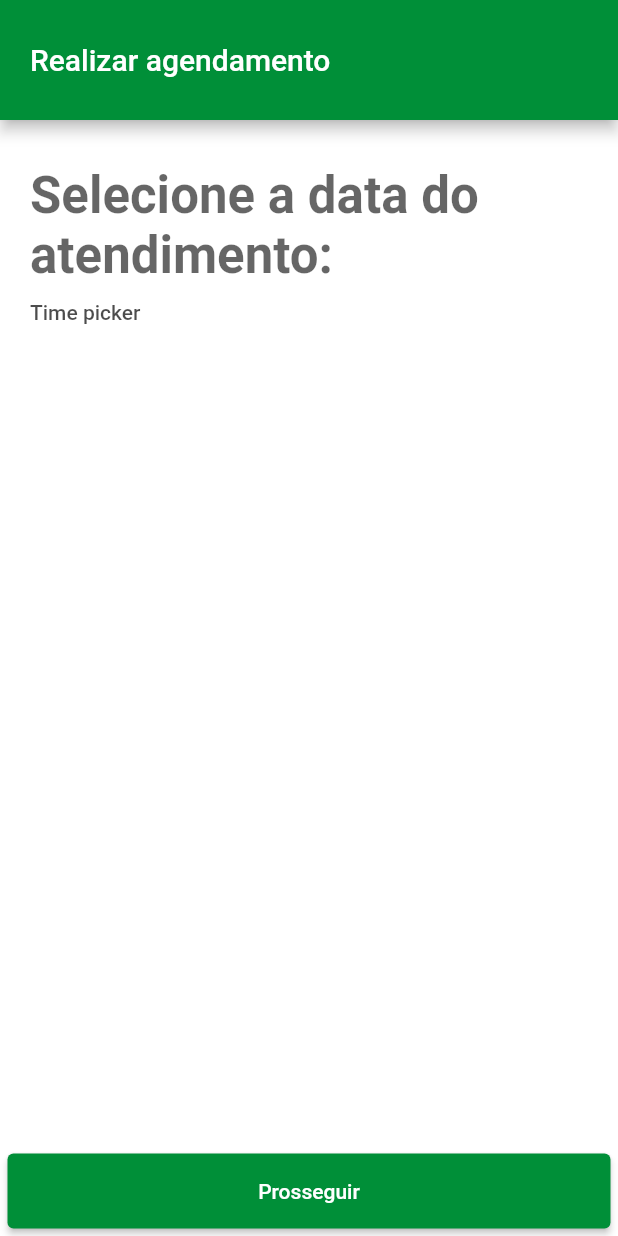
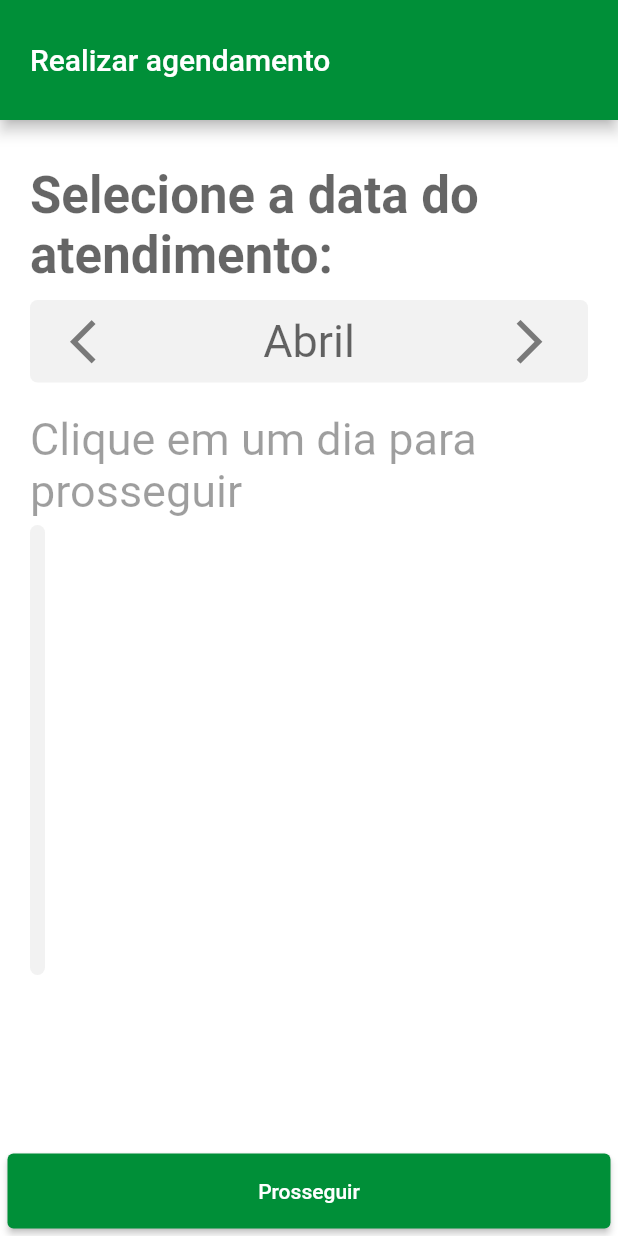
Before and after one commit to AlexWendel/veio-ta-on, a Flutter app: the DataView widget shown alone on an empty page, opened directly, on a phone screen of 412 x 824 dp. Run offline on Flutter 3.47's test engine with Material 2 defaults, Android fonts, the phone set to English and light mode, and no system bars; our stand-ins replace cloud_firestore, firebase_auth, firebase_core, freezed_annotation, get, hive_flutter and 1 more; accounts and stored records are empty.

Commit message:
tentando começar dataView

```diff
--- a/lib/app/modules/agendamentos/views/dataView.dart
+++ b/lib/app/modules/agendamentos/views/dataView.dart
@@ -1,11 +1,11 @@
-import 'package:cloud_firestore/cloud_firestore.dart';
 import 'package:flutter/material.dart';
-
 import 'package:get/get.dart';
 import 'package:hospital_maraba/app/modules/agendamentos/controllers/agendamentos_controller.dart';
-import 'package:hospital_maraba/app/modules/home/views/home_view.dart';
+import 'package:hospital_maraba/app/modules/agendamentos/widgets/data_select.dart';
+import 'package:hospital_maraba/app/modules/agendamentos/widgets/set_month.dart';
 import 'package:hospital_maraba/app/modules/scheduleDesign.dart';
 import 'package:hospital_maraba/app/utils/color_theme.dart';
+import 'package:hospital_maraba/app/utils/common.sizes.dart';
 import 'package:hospital_maraba/app/widgets/input_text.dart';
 
 class DataView extends GetView<AgendamentosController> {
@@ -25,19 +25,36 @@ class DataView extends GetView<AgendamentosController> {
               fontSize: Get.textTheme.headlineMedium?.fontSize),
         ),
       ),
-      FutureBuilder<DocumentSnapshot>(
-          builder: (context, AsyncSnapshot<DocumentSnapshot> snapshot) {
-            return Text("Time picker",
-                style: Get.textTheme.bodyLarge
-                    ?.copyWith(color: Get.theme.focusColor.withOpacity(0.7)));
-          },
-          future: FirebaseFirestore.instance
-              .collection("horarios")
-              //TODO : PEGAR DATA PRA UBS ESPECÍFICA
-              // .doc("mcHnTMVfUWADyf3vOOF5")
-              // .collection("dispniveis")
-              .doc("mcHnTMVfUWADyf3vOOF5")
-              .get())
+      // FutureBuilder<DocumentSnapshot>(
+      //     builder: (context, AsyncSnapshot<DocumentSnapshot> snapshot) {
+      //       return Text("Time picker",
+      //           style: Get.textTheme.bodyLarge
+      //               ?.copyWith(color: Get.theme.focusColor.withOpacity(0.7)));
+      //     },
+      //     future: FirebaseFirestore.instance
+      //         .collection("horarios")
+      //         //TODO : PEGAR DATA PRA UBS ESPECÍFICA
+      //         // .doc("mcHnTMVfUWADyf3vOOF5")
+      //         // .collection("dispniveis")
+      //         .doc("mcHnTMVfUWADyf3vOOF5")
+      //         .get()),
+
+      setMonth(
+        tapBack: () {},
+        month: "Abril",
+        tapForWard: () {},
+      ),
+      SizedBox(
+        height: 20,
+      ),
+      Text(
+        "Clique em um dia para prosseguir",
+        style: TextStyle(fontSize: titleFontSize, color: cardGray),
+      ),
+      SizedBox(
+        height: 5,
+      ),
+      DataSelect()
     ];
     return ScheduleDesign(
       onPressed: () {
@@ -47,7 +64,7 @@ class DataView extends GetView<AgendamentosController> {
               barrierDismissible: false,
               buttonColor: Get.theme.backgroundColor,
               onConfirm: () {
-                Get.offAll(() => HomeView());
+                // Get.offAll(() => HoraView());
               },
               backgroundColor: backGround,
               title: "Concluído",
--- /dev/null
+++ b/lib/app/modules/agendamentos/widgets/set_month.dart
@@ -0,0 +1,97 @@
+import 'package:flutter/material.dart';
+import 'package:get/get.dart';
+import 'package:hospital_maraba/app/utils/color_theme.dart';
+import 'package:hospital_maraba/app/utils/common.sizes.dart';
+
+class setMonth extends GetResponsiveWidget {
+  final String month;
+  final Function()? tapBack;
+  final Function()? tapForWard;
+
+  setMonth({
+    required this.month,
+    required this.tapBack,
+    required this.tapForWard,
+  });
+
+  @override
+  Widget build(BuildContext context) {
+    return Container(
+      alignment: Alignment.center,
+      padding: EdgeInsets.all(5),
+      // height: 300,
+      // width: 150,
+      decoration: BoxDecoration(
+          color: backGroundCard, borderRadius: BorderRadius.circular(5)),
+      child: Row(
+        mainAxisAlignment: MainAxisAlignment.spaceAround,
+        children: [
+//.......seta pra voltar
+
+          InkWell(
+            onTap: tapForWard,
+            child: Container(
+              // height: 40,
+              width: 30,
+              padding: EdgeInsets.only(
+                right: 5,
+                top: 5,
+                bottom: 5,
+              ),
+              alignment: Alignment.centerRight,
+              decoration: BoxDecoration(),
+              // color: Get.theme.primaryColor,
+              // borderRadius: BorderRadius.circular(5)),
+              child: Icon(
+                Icons.arrow_back_ios,
+                color: iconGray,
+                size: 35,
+              ),
+            ),
+          ),
+          VerticalDivider(
+            width: 2,
+            thickness: 2,
+            color: Colors.black,
+            indent: 2,
+          ),
+//.......mes atual
+          Padding(
+            padding: EdgeInsets.symmetric(horizontal: 10),
+            child: Text(
+              month,
+              style: TextStyle(
+                  color: Get.theme.hintColor.withOpacity(0.6),
+                  fontSize: titleFontSize),
+            ),
+          ),
+          VerticalDivider(
+            width: 2,
+            thickness: 2,
+            color: Colors.black,
+            indent: 2,
+          ),
+//.......seta pra passar
+          InkWell(
+            onTap: tapForWard,
+            child: Container(
+              // height: 40,
+              width: 30,
+              padding: EdgeInsets.only(
+                right: 5,
+                top: 5,
+                bottom: 5,
+              ),
+              alignment: Alignment.centerRight,
+              child: Icon(
+                Icons.arrow_forward_ios,
+                color: iconGray,
+                size: 35,
+              ),
+            ),
+          ),
+        ],
+      ),
+    );
+  }
+}
--- a/lib/app/utils/color_theme.dart
+++ b/lib/app/utils/color_theme.dart
@@ -3,6 +3,8 @@ import 'package:hospital_maraba/app/utils/common.colors.dart';
 import 'package:hospital_maraba/app/utils/common.sizes.dart';
 
 const textFieldGray = Color.fromARGB(255, 241, 241, 241);
+const backGroundCard = Color(0xffF2F2F2);
+const backCard = Color(0xffC4C4C4);
 const backGround = Color.fromARGB(255, 253, 253, 253);
 const verdeBosta = Color(0xFF008f38);
 const iconGray = Color.fromARGB(255, 121, 121, 121);
```
Also changed, not shown: lib/app/modules/agendamentos/widgets/data_select.dart (added, +116 -0 lines), lib/app/modules/agendamentos/widgets/hora_select.dart (added, +138 -0 lines), pubspec.lock.
